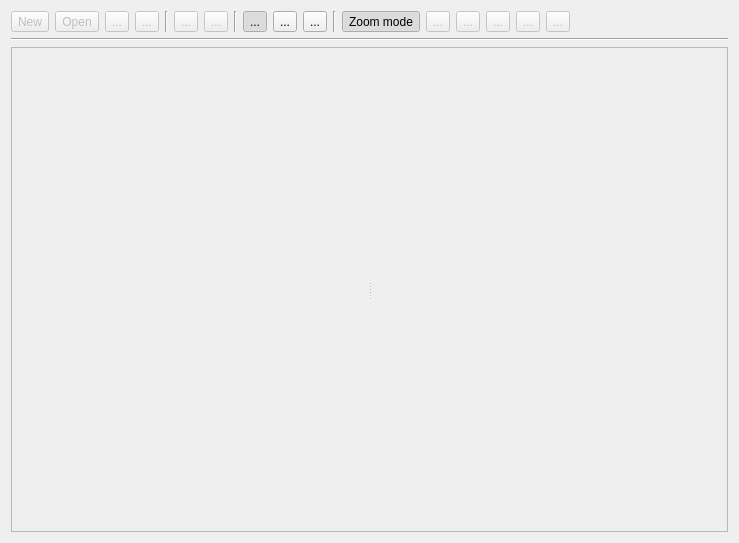
Qt form cct/qtgui2/tools/maskeditor/maskeditor.ui (awacha/cct) before a commit.
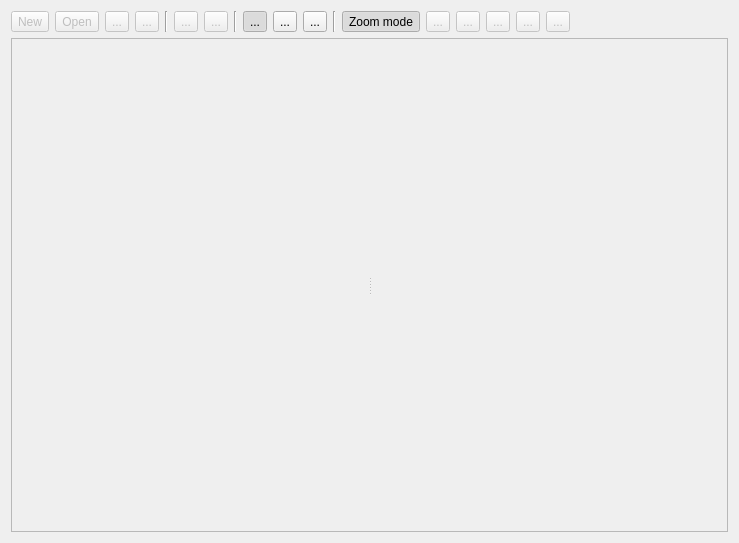
The same form after that commit. Icons and pictures are not drawn.

Patch:
```diff
--- a/cct/qtgui2/tools/maskeditor/maskeditor.ui
+++ b/cct/qtgui2/tools/maskeditor/maskeditor.ui
@@ -468,13 +468,6 @@
    <item>
     <layout class="QHBoxLayout" name="fsnSelectorHorizontalLayout"/>
    </item>
-   <item>
-    <widget class="Line" name="line_4">
-     <property name="orientation">
-      <enum>Qt::Horizontal</enum>
-     </property>
-    </widget>
-   </item>
    <item>
     <widget class="QSplitter" name="splitter">
      <property name="frameShape">
```
